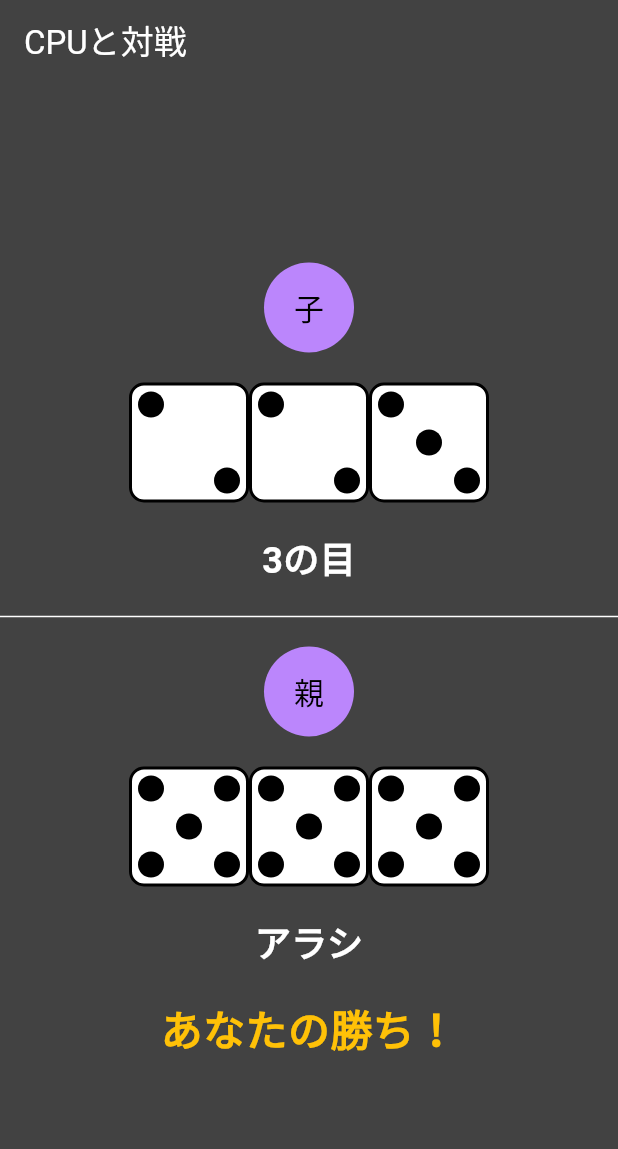
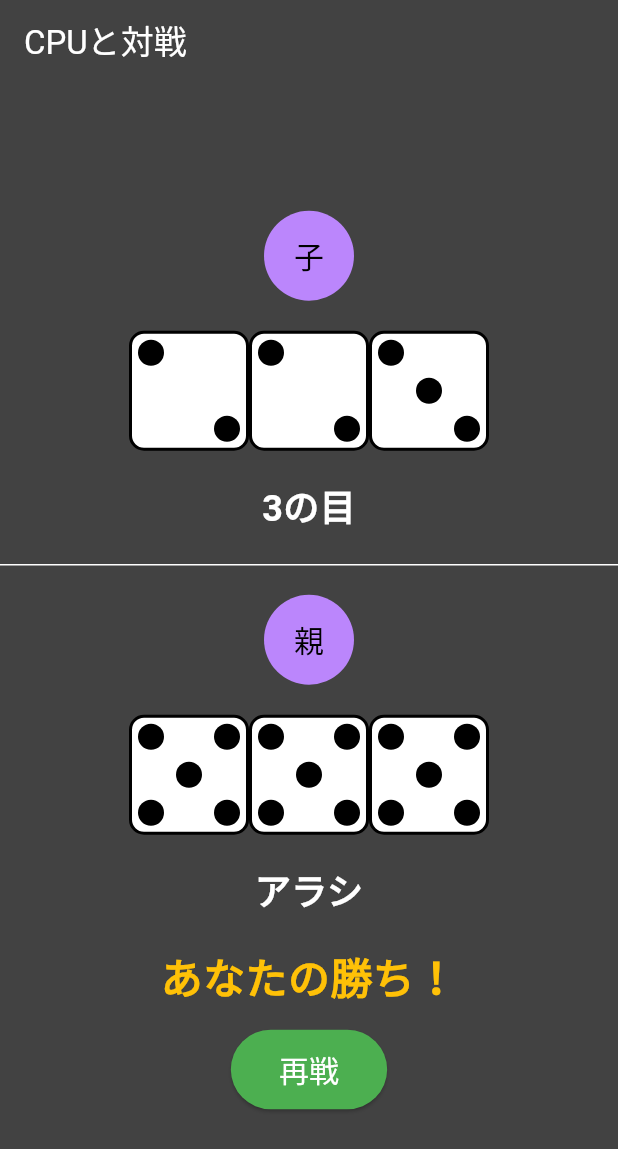
Before and after one commit to yamyam10/chinchiro-app, a Flutter app: the MyHomePage screen opened directly, after a tap on the "casino" icon, on a phone screen of 412 x 824 dp. Shown: the top 1149 px of the screen. Run offline on Flutter 3.47's test engine with Material 3 defaults, Android fonts, the phone set to English and light mode, and no system bars.

Commit message:
対戦後再戦できないバグを修正

```diff
--- a/lib/game.dart
+++ b/lib/game.dart
@@ -168,21 +168,29 @@ class _MyHomePageState extends State<MyHomePage> {
             _buildPlayerSection('親', _playerDiceValues, _playerResult),
             const SizedBox(height: 20),
             if (_gameOver)
+              Column(
+                children: [
                   Text(
                     _winner,
                     style: const TextStyle(fontSize: 28, fontWeight: FontWeight.bold, color: Colors.amber),
                   ),
+                  const SizedBox(height: 16),
+                  ElevatedButton(
+                    onPressed: _resetGame,
+                    style: ElevatedButton.styleFrom(
+                      backgroundColor: Colors.green,
+                      foregroundColor: Colors.white,
+                      padding: const EdgeInsets.symmetric(horizontal: 32, vertical: 12),
+                    ),
+                    child: const Text('再戦', style: TextStyle(fontSize: 20)),
+                  ),
+                ],
+              ),
           ],
         ),
       ),
-      floatingActionButton: _isRolling || _gameOver || !_playerTurnStarted && _cpuResult == ''
+      floatingActionButton: _isRolling || _gameOver || (!_playerTurnStarted && _cpuResult == '')
           ? null
-          : _gameOver
-              ? FloatingActionButton(
-                  onPressed: _resetGame,
-                  tooltip: 'リセット',
-                  child: const Icon(Icons.refresh),
-                )
           : FloatingActionButton(
               onPressed: _playPlayerTurn,
               tooltip: 'サイコロを振る',
```
Also changed, not shown: 4 other files. Lines whose indentation alone changed are shown as unchanged.
